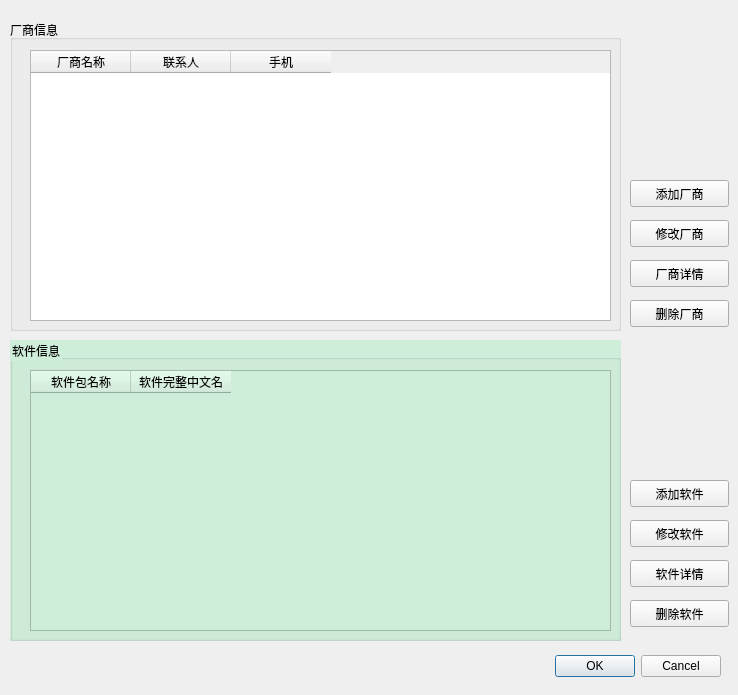
Above: signinfosheet/signinfotabledialog.ui from Machin-Yin/httctest before the change. Below: the same form after it.
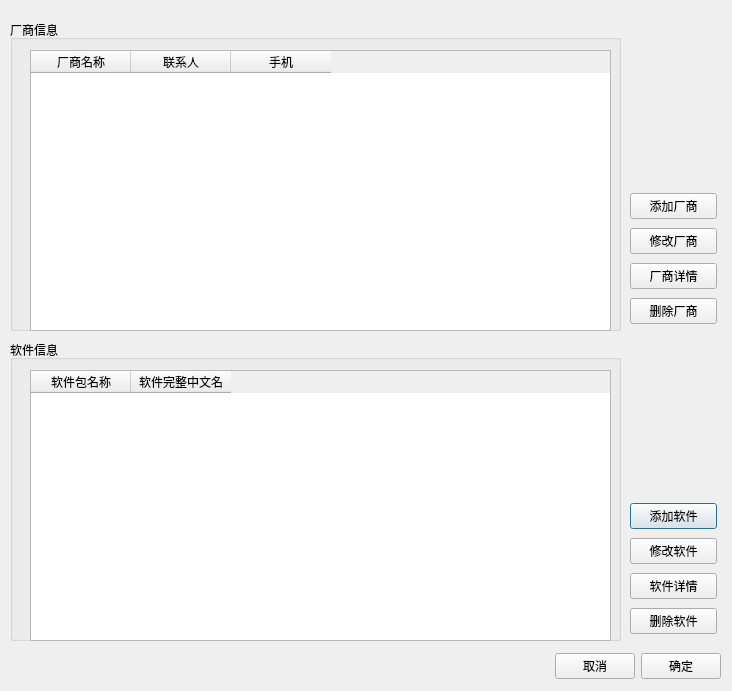
That is the form after the change.

```diff
--- a/signinfosheet/signinfotabledialog.ui
+++ b/signinfosheet/signinfotabledialog.ui
@@ -2,33 +2,32 @@
 <ui version="4.0">
  <class>SignInfoTableDialog</class>
  <widget class="QDialog" name="SignInfoTableDialog">
+  <property name="enabled">
+   <bool>true</bool>
+  </property>
   <property name="geometry">
    <rect>
     <x>0</x>
     <y>0</y>
-    <width>738</width>
-    <height>695</height>
+    <width>732</width>
+    <height>691</height>
    </rect>
   </property>
+  <property name="minimumSize">
+   <size>
+    <width>732</width>
+    <height>691</height>
+   </size>
+  </property>
+  <property name="maximumSize">
+   <size>
+    <width>732</width>
+    <height>691</height>
+   </size>
+  </property>
   <property name="windowTitle">
    <string>Dialog</string>
   </property>
-  <widget class="QDialogButtonBox" name="buttonBox">
-   <property name="geometry">
-    <rect>
-     <x>30</x>
-     <y>650</y>
-     <width>691</width>
-     <height>32</height>
-    </rect>
-   </property>
-   <property name="orientation">
-    <enum>Qt::Horizontal</enum>
-   </property>
-   <property name="standardButtons">
-    <set>QDialogButtonBox::Cancel|QDialogButtonBox::Ok</set>
-   </property>
-  </widget>
   <widget class="QGroupBox" name="groupBox">
    <property name="geometry">
     <rect>
@@ -50,7 +49,7 @@
       <x>20</x>
       <y>30</y>
       <width>581</width>
-      <height>271</height>
+      <height>281</height>
      </rect>
     </property>
     <column>
@@ -80,7 +79,7 @@
     </rect>
    </property>
    <property name="styleSheet">
-    <string notr="true">background-color: rgb(207, 238, 218);</string>
+    <string notr="true"/>
    </property>
    <property name="title">
     <string>软件信息</string>
@@ -91,7 +90,7 @@
       <x>20</x>
       <y>30</y>
       <width>581</width>
-      <height>261</height>
+      <height>271</height>
      </rect>
     </property>
     <column>
@@ -106,122 +105,147 @@
     </column>
    </widget>
   </widget>
-  <widget class="QPushButton" name="addFactoryButton">
+  <widget class="QWidget" name="layoutWidget">
    <property name="geometry">
     <rect>
-     <x>630</x>
-     <y>180</y>
-     <width>99</width>
-     <height>27</height>
+     <x>0</x>
+     <y>0</y>
+     <width>2</width>
+     <height>2</height>
     </rect>
    </property>
-   <property name="text">
-    <string>添加厂商</string>
-   </property>
+   <layout class="QHBoxLayout" name="horizontalLayout_2"/>
   </widget>
-  <widget class="QPushButton" name="modifyFactoryButton">
+  <widget class="QWidget" name="layoutWidget">
    <property name="geometry">
     <rect>
-     <x>630</x>
-     <y>220</y>
-     <width>99</width>
-     <height>27</height>
+     <x>0</x>
+     <y>0</y>
+     <width>2</width>
+     <height>2</height>
     </rect>
    </property>
-   <property name="text">
-    <string>修改厂商</string>
-   </property>
+   <layout class="QVBoxLayout" name="verticalLayout_5"/>
   </widget>
-  <widget class="QPushButton" name="viewFactoryButton">
+  <widget class="QWidget" name="layoutWidget">
    <property name="geometry">
     <rect>
      <x>630</x>
-     <y>260</y>
-     <width>99</width>
-     <height>27</height>
+     <y>500</y>
+     <width>87</width>
+     <height>140</height>
     </rect>
    </property>
-   <property name="text">
-    <string>厂商详情</string>
-   </property>
+   <layout class="QVBoxLayout" name="verticalLayout_9">
+    <item>
+     <widget class="QPushButton" name="addPackageButton">
+      <property name="text">
+       <string>添加软件</string>
+      </property>
+     </widget>
+    </item>
+    <item>
+     <widget class="QPushButton" name="modifyPackageButton">
+      <property name="text">
+       <string>修改软件</string>
+      </property>
+     </widget>
+    </item>
+    <item>
+     <widget class="QPushButton" name="viewPackageButton">
+      <property name="text">
+       <string>软件详情</string>
+      </property>
+     </widget>
+    </item>
+    <item>
+     <widget class="QPushButton" name="deletePackageButton">
+      <property name="text">
+       <string>删除软件</string>
+      </property>
+     </widget>
+    </item>
+   </layout>
   </widget>
-  <widget class="QPushButton" name="deleteFactoryButton">
+  <widget class="QWidget" name="layoutWidget">
    <property name="geometry">
     <rect>
      <x>630</x>
-     <y>300</y>
-     <width>99</width>
-     <height>27</height>
+     <y>190</y>
+     <width>87</width>
+     <height>140</height>
     </rect>
    </property>
-   <property name="text">
-    <string>删除厂商</string>
-   </property>
+   <layout class="QVBoxLayout" name="verticalLayout_10">
+    <item>
+     <widget class="QPushButton" name="addFactoryButton">
+      <property name="text">
+       <string>添加厂商</string>
+      </property>
+     </widget>
+    </item>
+    <item>
+     <widget class="QPushButton" name="modifyFactoryButton">
+      <property name="text">
+       <string>修改厂商</string>
+      </property>
+     </widget>
+    </item>
+    <item>
+     <widget class="QPushButton" name="viewFactoryButton">
+      <property name="text">
+       <string>厂商详情</string>
+      </property>
+     </widget>
+    </item>
+    <item>
+     <widget class="QPushButton" name="deleteFactoryButton">
+      <property name="text">
+       <string>删除厂商</string>
+      </property>
+     </widget>
+    </item>
+   </layout>
   </widget>
-  <widget class="QPushButton" name="viewPackageButton">
+  <widget class="QWidget" name="layoutWidget">
    <property name="geometry">
     <rect>
-     <x>630</x>
-     <y>560</y>
-     <width>99</width>
-     <height>27</height>
+     <x>30</x>
+     <y>650</y>
+     <width>691</width>
+     <height>32</height>
     </rect>
    </property>
-   <property name="text">
-    <string>软件详情</string>
-   </property>
+   <layout class="QHBoxLayout" name="horizontalLayout">
+    <item>
+     <spacer name="horizontalSpacer_3">
+      <property name="orientation">
+       <enum>Qt::Horizontal</enum>
+      </property>
+      <property name="sizeHint" stdset="0">
+       <size>
+        <width>40</width>
+        <height>20</height>
+       </size>
+      </property>
+     </spacer>
+    </item>
+    <item>
+     <widget class="QPushButton" name="cancelButton">
+      <property name="text">
+       <string>取消</string>
+      </property>
+     </widget>
+    </item>
+    <item>
+     <widget class="QPushButton" name="sureButton">
+      <property name="text">
+       <string>确定</string>
+      </property>
+     </widget>
+    </item>
+   </layout>
   </widget>
-  <widget class="QPushButton" name="deletePackageButton">
-   <property name="geometry">
-    <rect>
-     <x>630</x>
-     <y>600</y>
-     <width>99</width>
-     <height>27</height>
-    </rect>
-   </property>
-   <property name="text">
-    <string>删除软件</string>
-   </property>
-  </widget>
-  <widget class="QPushButton" name="addPackageButton">
-   <property name="geometry">
-    <rect>
-     <x>630</x>
-     <y>480</y>
-     <width>99</width>
-     <height>27</height>
-    </rect>
-   </property>
-   <property name="text">
-    <string>添加软件</string>
-   </property>
-  </widget>
-  <widget class="QPushButton" name="modifyPackageButton">
-   <property name="geometry">
-    <rect>
-     <x>630</x>
-     <y>520</y>
-     <width>99</width>
-     <height>27</height>
-    </rect>
-   </property>
-   <property name="text">
-    <string>修改软件</string>
-   </property>
-  </widget>
-  <zorder>buttonBox</zorder>
-  <zorder>groupBox</zorder>
-  <zorder>groupBox_2</zorder>
-  <zorder>addFactoryButton</zorder>
-  <zorder>modifyFactoryButton</zorder>
-  <zorder>viewFactoryButton</zorder>
-  <zorder>deleteFactoryButton</zorder>
-  <zorder>viewPackageButton</zorder>
-  <zorder>deletePackageButton</zorder>
-  <zorder>addPackageButton</zorder>
-  <zorder>modifyPackageButton</zorder>
-  <zorder>factoryTable</zorder>
  </widget>
  <resources/>
  <connections>
```
Left out of the diff: 49 changed lines with no effect on the pictures.
